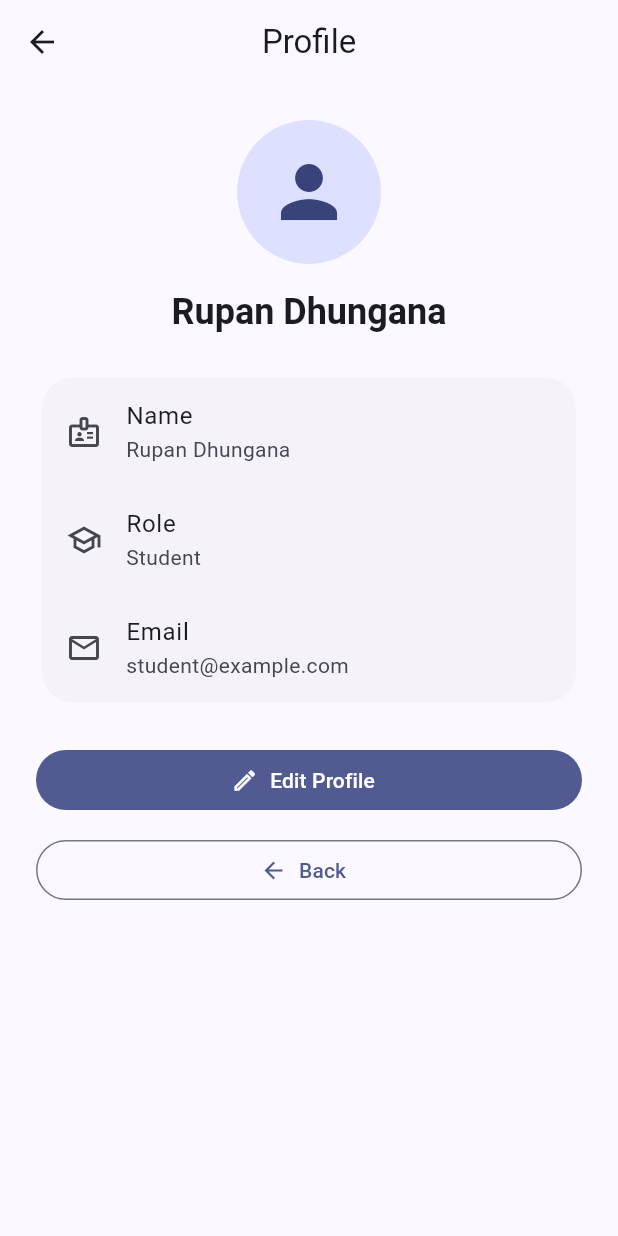
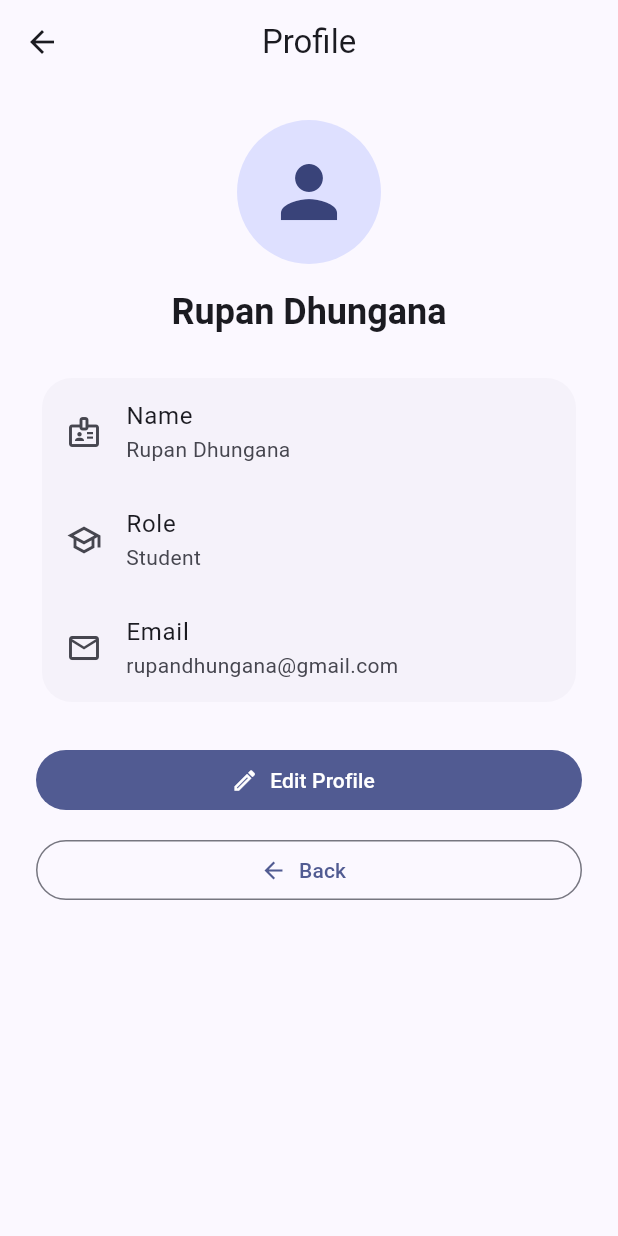
Before and after one commit to rupandhungana/l5-Assignment-Mobile-App, a Flutter app: the ProfileScreen screen opened by its route, on a phone screen of 412 x 824 dp. Run offline on Flutter 3.47's test engine with Material 3 defaults, Android fonts, the phone set to English and light mode, and no system bars.

Commit message:
Show real email on Profile screen

```diff
--- a/lib/screens/profile_screen.dart
+++ b/lib/screens/profile_screen.dart
@@ -92,7 +92,7 @@ class _ProfileScreenState extends State<ProfileScreen> {
                   const ListTile(
                     leading: Icon(Icons.mail_outline),
                     title: Text('Email'),
-                    subtitle: Text('student@example.com'),
+                    subtitle: Text('rupandhungana@gmail.com'),
                   ),
                 ],
               ),
```
Also changed, not shown: 2 other files.
